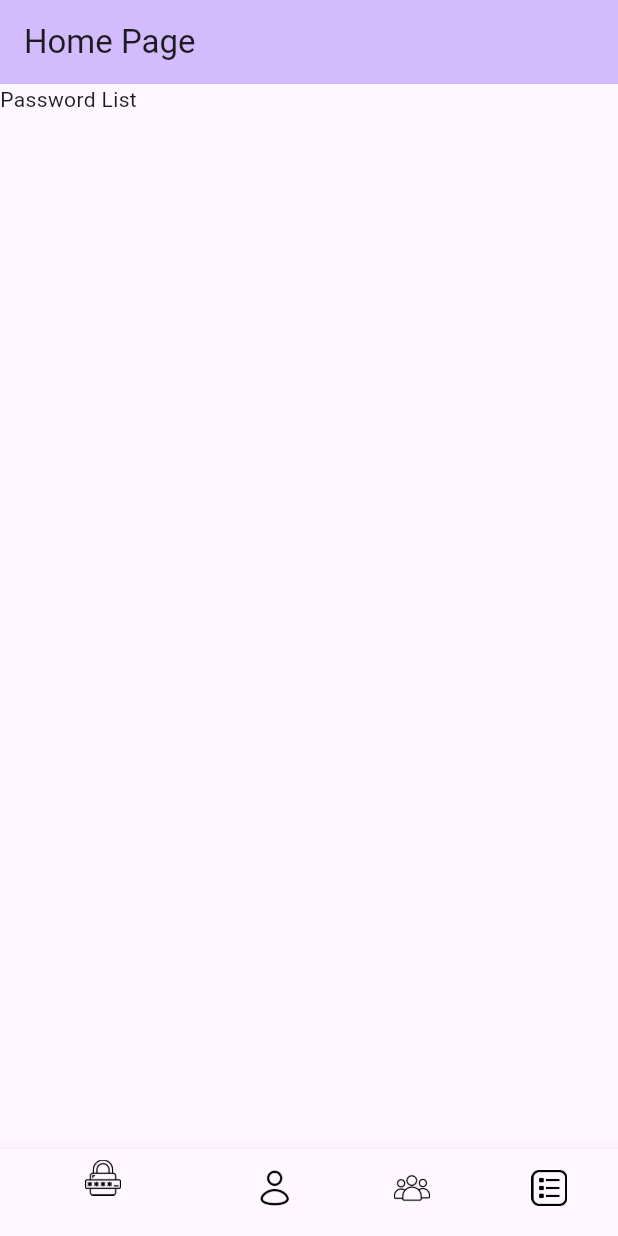
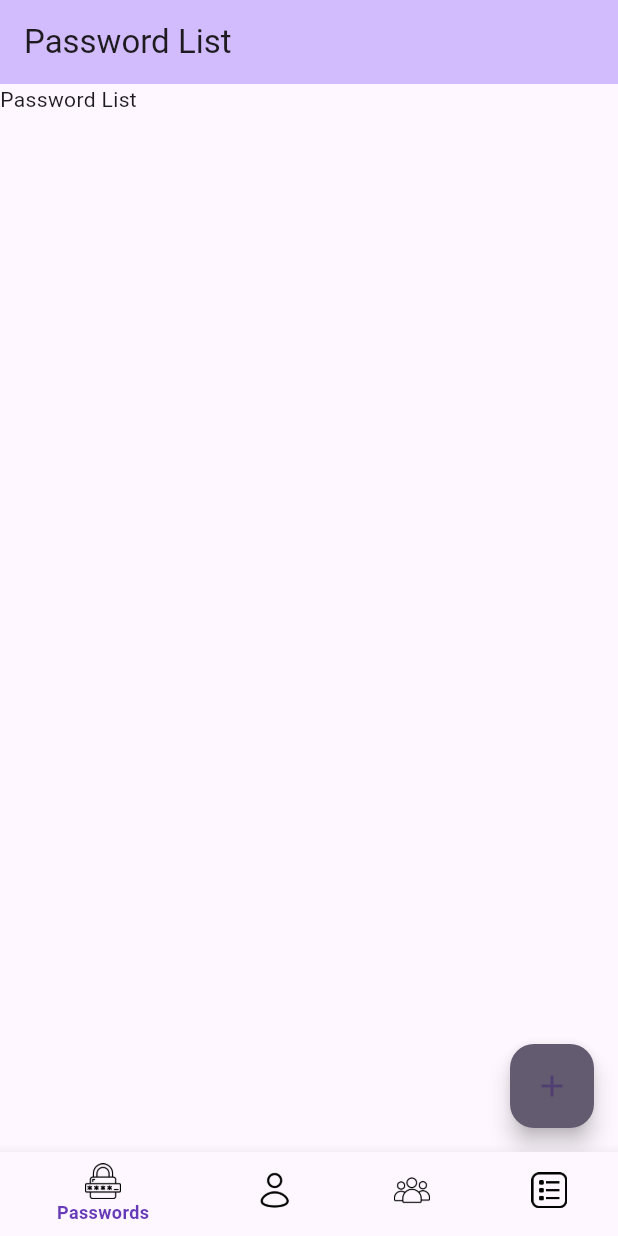
Before and after one commit to rajpurkait9/password_manager_app, a Flutter app: the screen it shows after launch, on a phone screen of 412 x 824 dp. Run offline on Flutter 3.47's test engine with Material 3 defaults, Android fonts, the phone set to English and light mode, and no system bars; our stand-ins replace get.

Commit message:
complete blue print of the code

```diff
--- a/lib/controllers/home_page_controller.dart
+++ b/lib/controllers/home_page_controller.dart
@@ -1,12 +1,7 @@
-import 'package:get/get_state_manager/get_state_manager.dart';
+import 'package:get/get.dart';
 
 class HomePageController extends GetxController {
-  int _selectedIndex = 0;
+  var currentIndex = 0.obs;
 
-  int get selectedIndex => _selectedIndex;
-
-  void changeIndex(int index) {
-    _selectedIndex = index;
-    update();
-  }
+  void changePage(int index) => currentIndex.value = index;
 }
--- a/lib/main.dart
+++ b/lib/main.dart
@@ -1,7 +1,6 @@
 import 'package:flutter/material.dart';
 import 'package:get/route_manager.dart';
 import 'package:my_app/routes/all_routes.dart';
-import 'package:my_app/screens/home_page.dart';
 
 void main() {
   runApp(const MyApp());
@@ -21,7 +20,7 @@ class MyApp extends StatelessWidget {
         colorScheme: ColorScheme.fromSeed(seedColor: Colors.deepPurple),
         useMaterial3: true,
       ),
-      home: HomePage(),
+      getPages: AppPages.pages,
     );
   }
 }
--- a/lib/screens/home_page.dart
+++ b/lib/screens/home_page.dart
@@ -10,26 +10,33 @@ import 'package:my_app/screens/password/password_list.dart';
 class HomePage extends StatelessWidget {
   HomePage({super.key});
 
-  HomePageController controller = Get.put(HomePageController());
+  final HomePageController controller = Get.put(HomePageController());
 
-  List pages = [
-    const PasswordList(),
-    const GroupsList(),
-    const Logs(),
-    const UserList()
-  ];
+  List<Widget> get pages =>
+      const <Widget>[PasswordList(), UserList(), GroupsList(), Logs()];
 
   @override
   Widget build(BuildContext context) {
     return Scaffold(
-      appBar: AppBar(
-        backgroundColor: Theme.of(context).colorScheme.inversePrimary,
-        title: const Text('Home Page'),
-      ),
-      body: pages[controller.selectedIndex],
-      bottomNavigationBar: BottomNavigationBar(
-        currentIndex: controller.selectedIndex,
-        onTap: controller.changeIndex,
+      body: Obx(() => IndexedStack(
+            index: controller.currentIndex.value,
+            children: pages,
+          )),
+      bottomNavigationBar: Obx(() => BottomNavigationBar(
+            currentIndex: controller.currentIndex.value,
+            onTap: (int index) {
+              controller.changePage(index);
+            },
+            selectedLabelStyle: const TextStyle(
+                fontWeight: FontWeight.bold,
+                color: Colors.deepPurple,
+                fontSize: 12),
+            selectedItemColor: Colors.deepPurple,
+            unselectedItemColor: Colors.black,
+            unselectedLabelStyle: const TextStyle(
+                fontWeight: FontWeight.normal,
+                color: Colors.black,
+                fontSize: 12),
             items: const [
               BottomNavigationBarItem(
                 icon: Image(
@@ -64,10 +71,10 @@ class HomePage extends StatelessWidget {
                     ),
                     width: 24,
                     height: 24),
-            label: 'logs',
+                label: 'Logs',
               ),
             ],
-      ),
+          )),
     );
   }
 }
--- a/lib/screens/password/password_list.dart
+++ b/lib/screens/password/password_list.dart
@@ -1,5 +1,3 @@
-
-
 import 'package:flutter/material.dart';
 
 class PasswordList extends StatelessWidget {
@@ -7,8 +5,21 @@ class PasswordList extends StatelessWidget {
 
   @override
   Widget build(BuildContext context) {
-    return Container(
-      child: const Text('Password List'),
-    );
+    return Scaffold(
+        appBar: AppBar(
+          backgroundColor: Theme.of(context).colorScheme.inversePrimary,
+          title: const Text('Password List'),
+        ),
+        body: Container(
+          child: const Text('Password List'),
+        ),
+        floatingActionButton: FloatingActionButton(
+          onPressed: () {
+            // Navigator.pushNamed(context, '/groups/add');
+            print("Add Password");
+          },
+          child: const Icon(Icons.add),
+          backgroundColor: Theme.of(context).colorScheme.secondary,
+        ));
   }
 }
```
Also changed, not shown: lib/screens/Groups/groups_list.dart (+16 -3 lines), lib/screens/Logs/logs_view.dart (+8 -3 lines), lib/screens/Users/user_list.dart (+15 -3 lines). Lines whose indentation alone changed are shown as unchanged.
